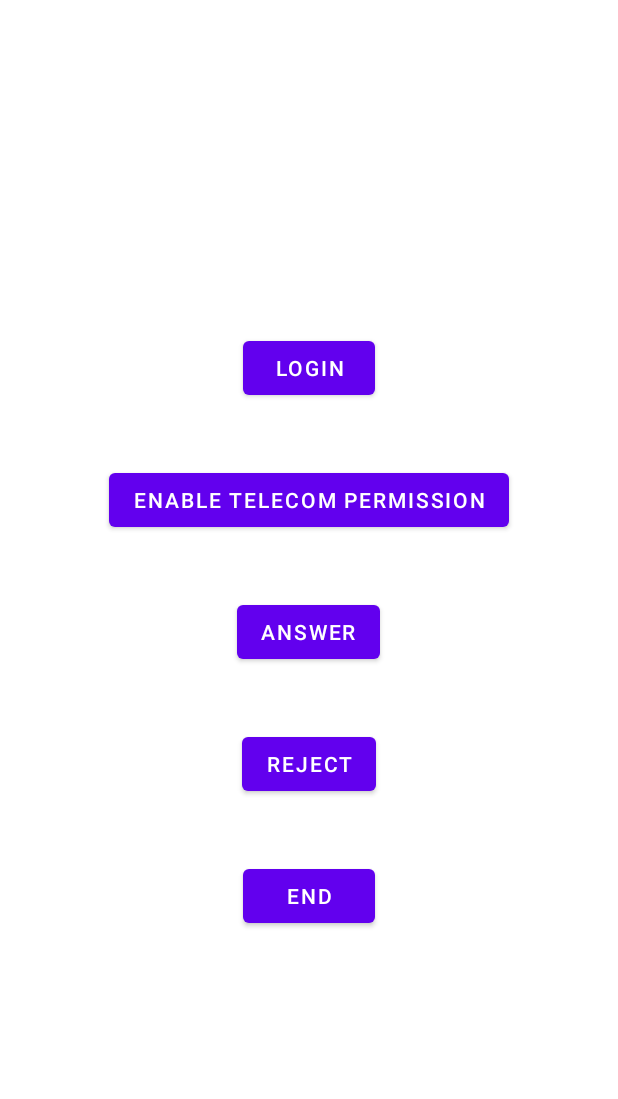
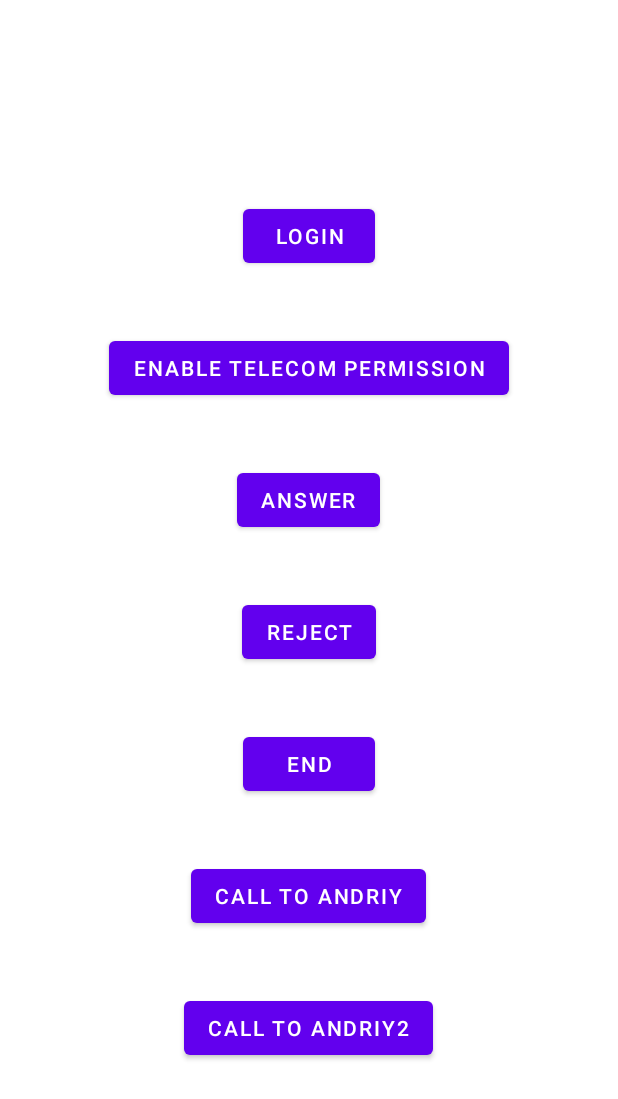
Before and after one commit to ahulyk/phone-to-app, an Android app: the layout activity_main.xml on its own in the app's theme, with its tools: preview values and no code run, on a phone screen of 412 x 824 dp. Shown: the top 1099 px of the screen. Run offline under Robolectric (Android 15) with nearby library versions, the phone set to English and light mode, and no system bars.

Commit message:
Add firebase config, outgoing calls support

```diff
--- a/app/build.gradle
+++ b/app/build.gradle
@@ -10,7 +10,7 @@ android {
 
     // CSDemo: your applicationId should match your package name and Firebase project app package ID
     defaultConfig {
-        applicationId "com.vonage.tutorial.phonetoappabdul"
+        applicationId "ua.slando"
         minSdkVersion 23
         targetSdkVersion 30
         versionCode 1
@@ -45,6 +45,6 @@ dependencies {
     testImplementation 'junit:junit:4.13.2'
     androidTestImplementation 'androidx.test.ext:junit:1.1.2'
     androidTestImplementation 'androidx.test.espresso:espresso-core:3.3.0'
-    implementation 'com.nexmo.android:client-sdk:3.2.0'
+    implementation 'com.nexmo.android:client-sdk:4.1.3'
     implementation 'com.google.firebase:firebase-messaging-ktx'
 }
--- a/app/src/main/java/com/vonage/tutorial/phonetoappabdul/CallConnectionService.kt
+++ b/app/src/main/java/com/vonage/tutorial/phonetoappabdul/CallConnectionService.kt
@@ -1,6 +1,5 @@
 package com.vonage.tutorial.phonetoappabdul
 
-import android.net.Uri
 import android.os.Build
 import android.telecom.*
 import androidx.annotation.RequiresApi
@@ -22,8 +21,8 @@ class CallConnectionService : ConnectionService() {
         val pushInfo = ParcelableUtil.unmarshall(pushInfoBytes!!, RemoteMessage.CREATOR)
         val connection = CallConnection(this, pushInfo)
         connection.processCall()
-        val from = (((JSONObject(pushInfo.data["nexmo"]).get("body") as JSONObject).get("channel") as JSONObject).get("from") as JSONObject).get("number") as String
-        connection.setAddress(Uri.parse("tel:$from"), TelecomManager.PRESENTATION_ALLOWED)
+        val from = (((JSONObject(pushInfo.data["nexmo"]).get("body") as JSONObject).get("channel") as JSONObject).get("from") as JSONObject).get("user") as String
+        connection.setCallerDisplayName(from, TelecomManager.PRESENTATION_ALLOWED)
         connection.connectionProperties = Connection.PROPERTY_SELF_MANAGED
         connection.setInitializing()
         return connection
--- a/app/src/main/res/layout/activity_main.xml
+++ b/app/src/main/res/layout/activity_main.xml
@@ -56,4 +56,22 @@
             android:visibility="gone"
             tools:visibility="visible" />
 
+    <Button
+        android:id="@+id/callToAndriy1Button"
+        android:layout_width="wrap_content"
+        android:layout_height="wrap_content"
+        android:layout_marginBottom="40dp"
+        android:text="Call to Andriy"
+        android:visibility="gone"
+        tools:visibility="visible" />
+
+    <Button
+        android:id="@+id/callToAndriy2Button"
+        android:layout_width="wrap_content"
+        android:layout_height="wrap_content"
+        android:layout_marginBottom="40dp"
+        android:text="Call to Andriy2"
+        android:visibility="gone"
+        tools:visibility="visible" />
+
 </LinearLayout>
--- a/gradle.properties
+++ b/gradle.properties
@@ -6,7 +6,7 @@
 # http://www.gradle.org/docs/current/userguide/build_environment.html
 # Specifies the JVM arguments used for the daemon process.
 # The setting is particularly useful for tweaking memory settings.
-org.gradle.jvmargs=-Xmx2048m -Dfile.encoding=UTF-8
+org.gradle.jvmargs=-Xmx4048m -Dfile.encoding=UTF-8
 # When configured, Gradle will run in incubating parallel mode.
 # This option should only be used with decoupled projects. More details, visit
 # http://www.gradle.org/docs/current/userguide/multi_project_builds.html#sec:decoupled_projects
```
Also changed, not shown: app/src/main/AndroidManifest.xml (+5 -5 lines), app/src/main/java/com/vonage/tutorial/phonetoappabdul/App.kt (added, +24 -0 lines), app/src/main/java/com/vonage/tutorial/phonetoappabdul/CallConnection.kt (+11 -5 lines), app/src/main/java/com/vonage/tutorial/phonetoappabdul/ClientManager.kt (+104 -16 lines), app/src/main/java/com/vonage/tutorial/phonetoappabdul/FirebaseMessagingService.kt (+10 -4 lines), app/src/main/java/com/vonage/tutorial/phonetoappabdul/MainActivity.kt (+69 -19 lines), gradle/wrapper/gradle-wrapper.properties.
